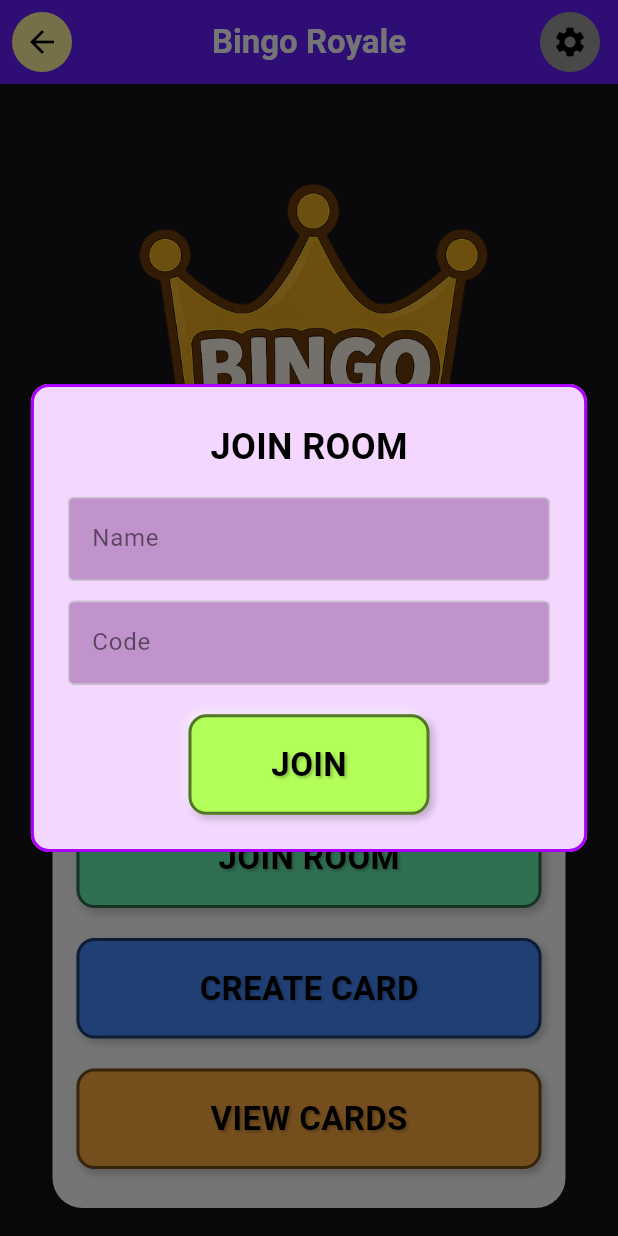
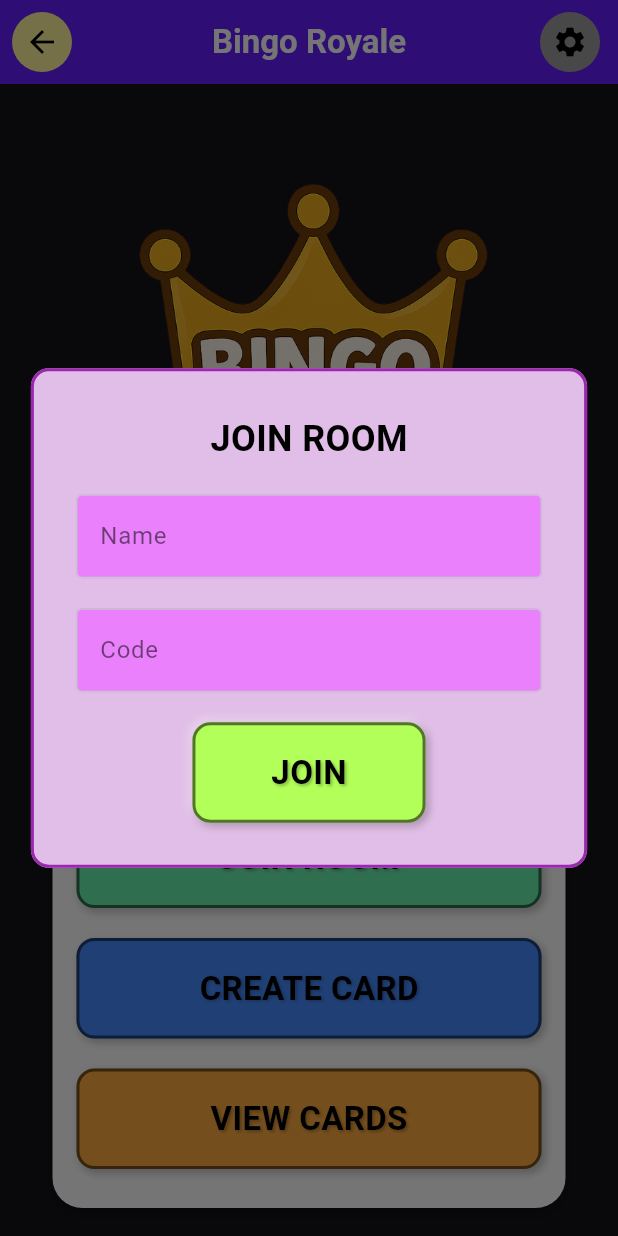
Before and after one commit to Lunix-420/Bingo, a Flutter app: the screen it shows after launch, after a tap on "JOIN ROOM", on a phone screen of 412 x 824 dp. Run offline on Flutter 3.47's test engine with Material 3 defaults, Android fonts, the phone set to English and light mode, and no system bars; drawn by our look-alikes of toastification; our stand-ins replace logger, socket_io_client.

Commit message:
fix: proposed changes for 'Join Room' overlay done

```diff
--- a/lib/views/join_room_overlay.dart
+++ b/lib/views/join_room_overlay.dart
@@ -22,21 +22,21 @@ class _JoinRoomOverlayState extends State<JoinRoomOverlay> {
 
   @override
   Widget build(BuildContext context) {
-    final screenHeight = MediaQuery.of(context).size.height;
-
     return Center(
       child: FractionallySizedBox(
         widthFactor: 0.9,
         child: Material(
-          color: const Color(0xFFF3D7FF),
+          color: Colors.purple.shade100,
           shape: RoundedRectangleBorder(
-            side: const BorderSide(color: Color(0xFFAB00FD), width: 2),
+            side: const BorderSide(color: Colors.purple, width: 2),
             borderRadius: BorderRadius.circular(12),
           ),
           child: Padding(
-            padding: EdgeInsets.all(screenHeight * 0.03),
+            padding: EdgeInsets.all(30),
             child: Column(
               mainAxisSize: MainAxisSize.min,
+              mainAxisAlignment: MainAxisAlignment.spaceEvenly,
+              spacing: 20,
               children: [
                 const Text(
                   'JOIN ROOM',
@@ -46,21 +46,15 @@ class _JoinRoomOverlayState extends State<JoinRoomOverlay> {
                     color: Colors.black,
                   ),
                 ),
-                SizedBox(height: screenHeight * 0.02),
-                InputField(
+                JoinRoomInputWidget(
                   hintText: 'Name',
                   controller: nameController,
                 ),
-                SizedBox(height: screenHeight * 0.016),
-                InputField(
+                JoinRoomInputWidget(
                   hintText: 'Code',
                   controller: codeController,
                 ),
-                SizedBox(height: screenHeight * 0.024),
-                JoinButton(
-                  roomName: nameController.text.trim(),
-                  roomCode: codeController.text.trim(),
-                ),
+                JoinButton(),
               ],
             ),
           ),
--- a/lib/widgets/custom_button.dart
+++ b/lib/widgets/custom_button.dart
@@ -38,7 +38,7 @@ class CustomButton extends StatelessWidget {
                 blurRadius: 4,
               ),
               BoxShadow(
-                color: Color(0x99FFFFFF),
+                color: Colors.white38,
                 offset: Offset(-2, -2),
                 blurRadius: 4,
               ),
--- a/lib/widgets/join_room_overlay/input_field.dart
+++ b/lib/widgets/join_room_overlay/input_field.dart
@@ -1,10 +1,10 @@
 import 'package:flutter/material.dart';
 
-class InputField extends StatelessWidget {
+class JoinRoomInputWidget extends StatelessWidget {
   final String hintText;
   final TextEditingController controller;
 
-  const InputField({
+  const JoinRoomInputWidget({
     super.key,
     required this.hintText,
     required this.controller,
@@ -24,7 +24,7 @@ class InputField extends StatelessWidget {
             color: Colors.black54
         ),
         filled: true,
-        fillColor: const Color(0xFFC193CC),
+        fillColor: Colors.purpleAccent.shade100,
       ),
     );
   }
--- a/lib/widgets/join_room_overlay/join_button.dart
+++ b/lib/widgets/join_room_overlay/join_button.dart
@@ -3,14 +3,8 @@ import 'package:flutter/material.dart';
 import '../custom_button.dart';
 
 class JoinButton extends StatelessWidget {
-  final String roomName;
-  final String roomCode;
 
-  const JoinButton({
-    super.key,
-    required this.roomName,
-    required this.roomCode,
-  });
+  const JoinButton({super.key});
 
   @override
   Widget build(BuildContext context) {
```
